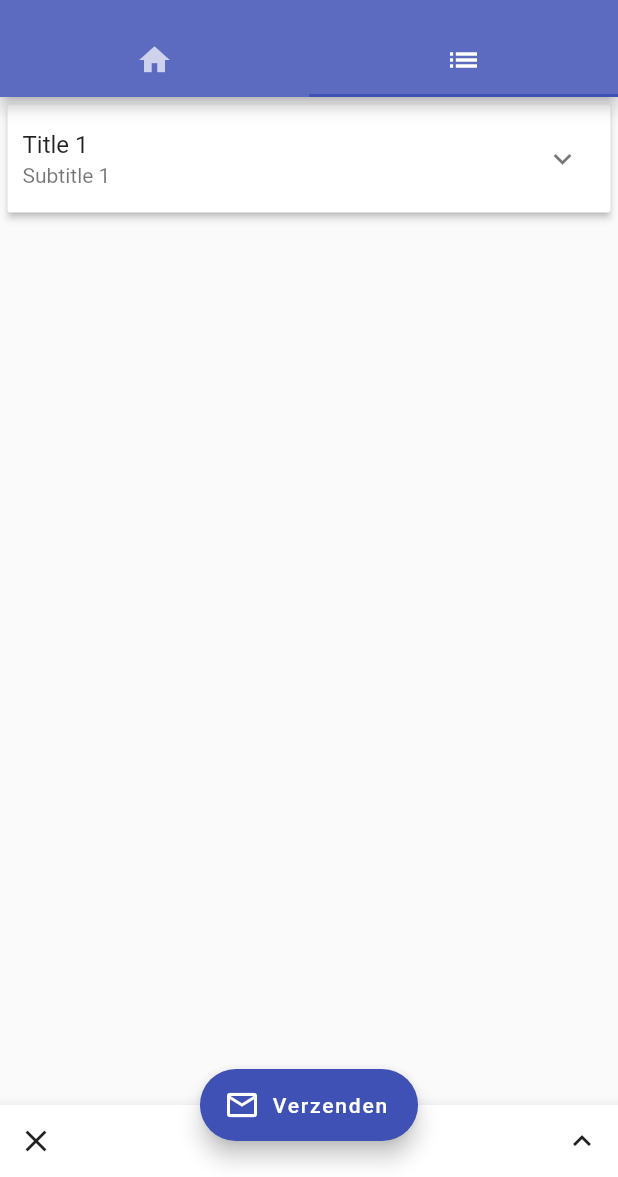
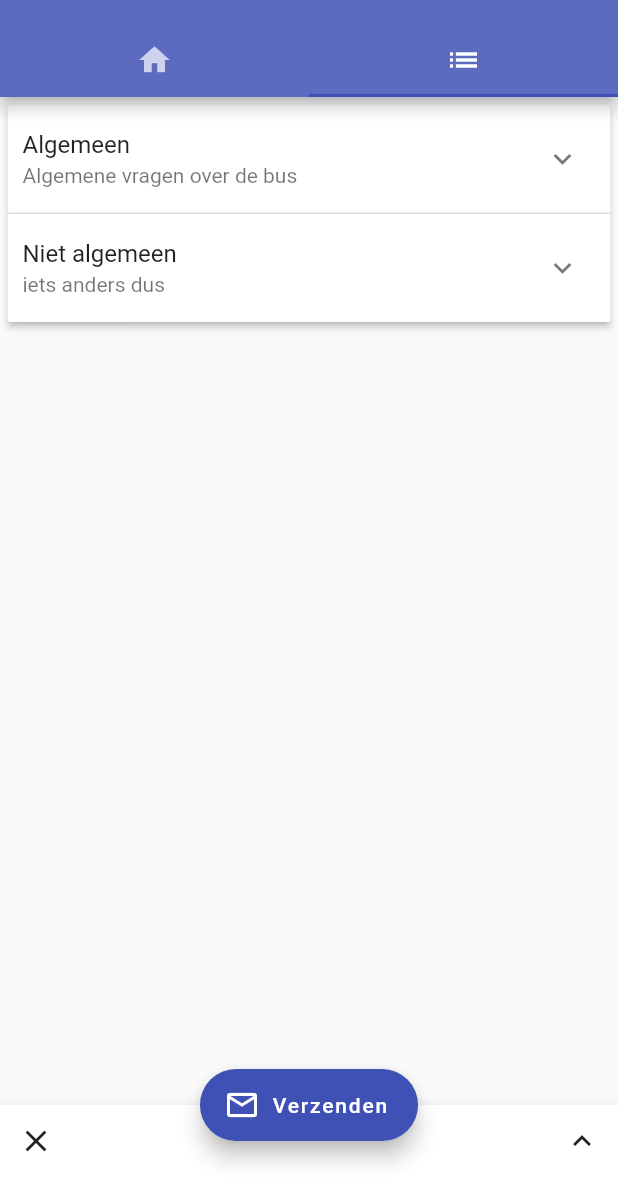
Before and after one commit to Kwonunn/arriva_app, a Flutter app: the screen it shows after launch, tab 2 chosen, after a tap on "Verzenden", on a phone screen of 412 x 824 dp, the part 59-1236 px from its top. Run offline on Flutter 3.47's test engine with Material 2 defaults, Android fonts, the phone set to English and light mode, and no system bars.

Commit message:
Fully function hashmap and questions

```diff
--- a/lib/main.dart
+++ b/lib/main.dart
@@ -41,9 +41,11 @@ class MyHomePageState extends State<MyHomePage> {
   static final GlobalKey<FormState> formKey = GlobalKey<FormState>();
 
   void sendForm() {
-    if (formKey.currentState.validate()) {
-      formKey.currentState.save();
-    }
+    setState(() {
+      if (formKey.currentState.validate()) {
+        formKey.currentState.save();
+      }
+    });
   }
 
   void _clearFields() {
@@ -52,8 +54,8 @@ class MyHomePageState extends State<MyHomePage> {
 
   void _foldAllFields() {
     setState(() {
-      for (int i = 0; i < questions.length; i++) {
-        questions[i].isExpanded = false;
+      for (int i = 0; i < categories.length; i++) {
+        categories[i].isExpanded = false;
       }
     });
   }
@@ -80,7 +82,7 @@ class MyHomePageState extends State<MyHomePage> {
                     Image.asset("images/arriva_logo.png"),
                     Container(
                         margin: EdgeInsets.all(20),
-                        child: Text("Arriva homepagina tekst bleh")),
+                        child: Text(questions[0].answer)),
                   ],
                 ),
               ),
--- a/lib/questions.dart
+++ b/lib/questions.dart
@@ -1,10 +1,43 @@
 import 'package:flutter/material.dart';
 import 'package:arriva_app/main.dart';
+import 'dart:collection';
 
 class QuestionList extends StatefulWidget {
   QuestionList({Key key}) : super(key: key);
 
   QuestionListState createState() => QuestionListState();
+}
+
+Widget _getQuestionsForCategory(Category category) {
+  if (category.questions.length == 0) {
+    return new Container();
+  } else {
+    List<Widget> list = new List<Widget>();
+    for (int i in category.questions) {
+      list.add(Text(questions[i].question, textAlign: TextAlign.left, style: TextStyle(fontSize: 18, fontWeight: FontWeight.bold)));
+      list.add(TextFormField(
+        decoration: InputDecoration(border: OutlineInputBorder()),
+        onSaved: (String value) {
+          questions.update(questions[i].id, (e) {
+            e.answer = value;
+            return e;
+          });
+        },
+      ));
+      list.add(Divider(
+        color: Color(0xFF000000),
+        thickness: 2,
+      ));
+    }
+    return new Container(
+      child: Column(
+
+        children: list,
+      ),
+      padding: EdgeInsets.all(8),
+      color: Color(0xFFE0E0FF),
+    );
+  }
 }
 
 class QuestionListState extends State<QuestionList> {
@@ -17,24 +50,22 @@ class QuestionListState extends State<QuestionList> {
                 child: ExpansionPanelList(
                   expansionCallback: (int index, bool isExpanded) {
                     setState(() {
-                      questions[index].isExpanded = !isExpanded;
+                      categories[index].isExpanded = !isExpanded;
                     });
                   },
-                  children: questions.map<ExpansionPanel>((QuestionBox item) {
+                  children: categories.map<ExpansionPanel>((Category category) {
                     return ExpansionPanel(
                       canTapOnHeader: true,
                       headerBuilder: (BuildContext context, bool isExpanded) {
                         return ListTile(
                           contentPadding:
                               EdgeInsets.symmetric(horizontal: 10, vertical: 0),
-                          title: item.headerValue,
-                          subtitle: item.headerSub,
+                          title: Text(category.name),
+                          subtitle: Text(category.subtitle),
                         );
                       },
-                      body: ListTile(
-                        title: item.expandedBox,
-                      ),
-                      isExpanded: item.isExpanded,
+                      body: _getQuestionsForCategory(category),
+                      isExpanded: category.isExpanded,
                     );
                   }).toList(),
                 ))));
@@ -42,7 +73,7 @@ class QuestionListState extends State<QuestionList> {
 }
 
 class Question {
-  Question(int id, String question, bool isValue) {
+  Question(int id, String question, [bool isValue = true]) {
     this.id = id;
     this.question = question;
     this.isValue = isValue;
@@ -70,52 +101,26 @@ class Category {
   List<int> questions;
   String name = "";
   String subtitle = "";
+  bool isExpanded = false;
 }
 
-class QuestionBox {
-  QuestionBox(String headerText, String headerSub, String expandedText) {
-    // Assemble the variables for a single box of title, text and questions.
-    this.headerValue = Text(headerText);
-    this.headerSub = Text(headerSub);
-    this.expandedBox = Column(
-      children: <Widget>[
-        Container(
-          padding: EdgeInsets.all(5),
-          child: Column(
-            children: <Widget>[
-              Text("Vraag 1"),
-              TextFormField(
-              )
-            ],
-          ),
-        ),
-        Container(
-            padding: EdgeInsets.all(5),
-            child: Column(
-              children: <Widget>[
-                Text("Vraag 2"),
-                TextFormField(),
-              ],
-            ))
-      ],
-    );
-    this.isExpanded = false;
+final List<Category> categories = [
+  Category(0, [0, 1, 2], "Algemeen", "Algemene vragen over de bus"),
+  Category(1, [], "Niet algemeen", "iets anders dus"),
+];
+
+HashMap<int, Question> fillHashMap(HashMap<int, Question> emptyMap) {
+  List<Question> toFill = [
+    Question(0, "Is de bus groen?"),
+    Question(1, "Oh ja, open vragen. Welke kleur is de bus?"),
+    Question(2, "Welke vorm zijn de wielen?")
+  ];
+
+  for (Question entry in toFill) {
+    emptyMap.update(entry.id, (e) => entry, ifAbsent: () => entry);
   }
 
-  Text headerValue;
-  Text headerSub;
-  Widget expandedBox;
-  bool isExpanded;
+  return emptyMap;
 }
 
-final List<QuestionBox> questions = [
-  QuestionBox("Title 1", "Subtitle 1",
-      "Lorem ipsum dolor sit amet, consectetur adipiscing elit. Nam porttitor ligula in eleifend mattis. In hac habitasse platea dictumst. Donec ullamcorper purus tempor sem iaculis ullamcorper nec at magna. Curabitur tempor diam blandit massa laoreet auctor. Aenean a sem blandit, mattis ex vel, sagittis eros. Nulla a magna laoreet velit pretium tincidunt. Nullam id varius quam. Pellentesque semper dui lorem, in malesuada diam venenatis molestie."),
-];
-
-// QuestionBox("Header 2", "Subtitle 2",
-//     "Nulla facilisi. Nam sed erat vel lorem suscipit finibus. Aliquam tincidunt vulputate justo, sed faucibus nisi gravida vel. Donec in ultricies risus. Nam ut nunc mauris. Nullam viverra maximus leo, vitae elementum turpis tristique eu. Nam velit arcu, consequat in risus eu, varius tincidunt enim. Phasellus tempus augue ut sapien tincidunt, ac venenatis leo maximus. Maecenas maximus nec ante et sagittis. Duis ac condimentum magna, nec lobortis ipsum. Sed rutrum aliquam leo vitae luctus. Aliquam eget semper turpis, eget dapibus dolor. Sed pellentesque mi id commodo vehicula. Nulla eu rhoncus sem, at tempus justo. Vestibulum massa odio, fringilla vitae aliquam non, sollicitudin vel turpis."),
-// QuestionBox("Header 3", "Subtitle 3",
-//     "Fusce interdum est sapien, eget molestie libero convallis non. Etiam imperdiet facilisis condimentum. Aenean pretium augue tortor, eget commodo quam dictum non. Aenean dapibus orci non dui ornare ornare. Praesent pulvinar ut mauris quis gravida. Nullam mattis viverra justo, eget posuere velit imperdiet sed. Donec bibendum id nulla eu rutrum. Duis feugiat, neque ut ultrices pellentesque, lectus dui mollis purus, et aliquet erat velit eget enim. Nulla nunc enim, convallis et dolor non, faucibus maximus erat. Curabitur sed pharetra libero. Proin at metus ligula. Integer eget lorem tortor. Pellentesque sodales felis turpis, vel imperdiet nibh commodo at."),
-// QuestionBox("Foo", "Bar makes a return",
-//     "Mauris at enim consectetur, ultricies lorem sit amet, porttitor lectus. Nam cursus consectetur egestas. Nunc aliquet urna sit amet lacus porta facilisis vitae ac velit. Phasellus sollicitudin, lacus non posuere imperdiet, elit leo auctor ligula, in aliquet massa nisi dictum lectus. Vivamus auctor dapibus commodo. Curabitur in accumsan orci. Vivamus turpis risus, accumsan vel porta a, fermentum ac quam. Pellentesque posuere nisi vitae libero maximus tempor. Nunc consectetur ipsum tellus, et ultricies sapien dignissim non. Aenean ornare ex sed ornare venenatis. Duis blandit nisl nec arcu blandit efficitur. Praesent sit amet neque vitae sem cursus malesuada. Cras eget pretium ipsum."),
+HashMap<int, Question> questions = fillHashMap(HashMap<int, Question>());
```
